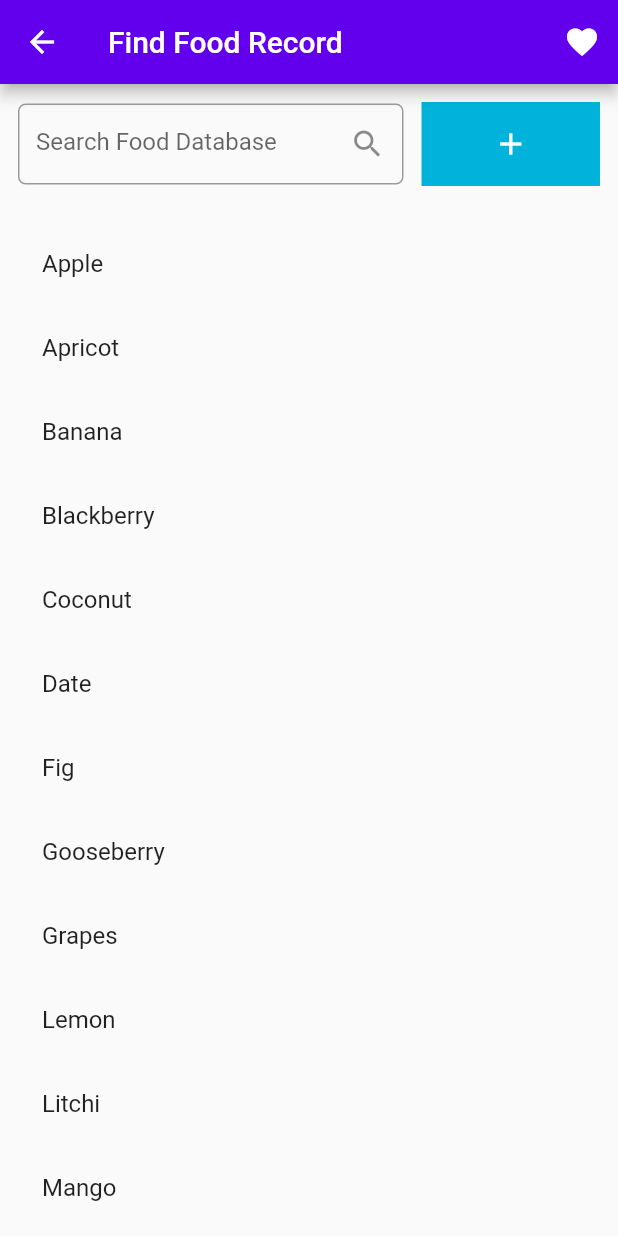
After one commit to Mohamed-Rashed/nutrition, a Flutter app: the FindFoodRecord screen opened directly, on a phone screen of 412 x 824 dp. The commit adds this screen. Run offline on Flutter 3.47's test engine with Material 2 defaults, Android fonts, the phone set to English and light mode, and no system bars.

Commit message:
Nutrition flutter app

```diff
--- a/lib/ui/favoriteFoods.dart
+++ b/lib/ui/favoriteFoods.dart
@@ -1,5 +1,6 @@
 import 'package:flutter/material.dart';
 import 'package:flutter/widgets.dart';
+import 'package:nutrition/ui/findFoodRecord.dart';
 
 class FavoritFoods extends StatefulWidget {
   @override
@@ -54,7 +55,7 @@ class _FavoritFoodsState extends State<FavoritFoods> {
                     onPressed: () {
                       Navigator.push(
                         context,
-                        MaterialPageRoute(builder: (context) => FavoritFoods()),
+                        MaterialPageRoute(builder: (context) => FindFoodRecord()),
                       );
                     },
                   ),
--- /dev/null
+++ b/lib/ui/findFoodRecord.dart
@@ -0,0 +1,119 @@
+import 'package:flutter/material.dart';
+
+class FindFoodRecord extends StatefulWidget {
+  @override
+  _FindFoodRecordState createState() => _FindFoodRecordState();
+}
+
+class _FindFoodRecordState extends State<FindFoodRecord> {
+  TextEditingController _textController = TextEditingController();
+
+  static List<String> mainDataList = [
+    "Apple",
+    "Apricot",
+    "Banana",
+    "Blackberry",
+    "Coconut",
+    "Date",
+    "Fig",
+    "Gooseberry",
+    "Grapes",
+    "Lemon",
+    "Litchi",
+    "Mango",
+    "Orange",
+    "Papaya",
+    "Peach",
+    "Pineapple",
+    "Pomegranate",
+    "Starfruit"
+  ];
+
+  List<String> newDataList = List.from(mainDataList);
+
+  onItemChanged(String value) {
+    setState(() {
+      newDataList = mainDataList
+          .where((string) => string.toLowerCase().contains(value.toLowerCase()))
+          .toList();
+    });
+  }
+
+
+
+  @override
+  Widget build(BuildContext context) {
+    return Scaffold(
+      appBar: AppBar(
+        backgroundColor: Color(0xff6200EE),
+        title: Text('Find Food Record'),
+        actions: <Widget>[
+          IconButton(
+            icon: Icon(
+              Icons.favorite,
+              color: Colors.white,
+            ),
+            onPressed: () {
+              // do something
+            },
+          )
+        ],
+      ),
+      body: Column(
+        children: <Widget>[
+          Padding(
+            padding: const EdgeInsets.all(12.0),
+
+            child: Row(
+              children: <Widget>[
+                SizedBox(
+                  width: 257,
+                  height: 54,
+                  child: TextField(
+                    controller: _textController,
+                    decoration: new InputDecoration(
+                        border: new OutlineInputBorder(
+                          borderSide: new BorderSide(color: Colors.red),
+                          borderRadius: BorderRadius.all(Radius.circular(5)),
+                        ),
+                        hintText: 'Search Food Database',
+                        suffixIcon: GestureDetector(
+                          child: Icon(Icons.search),
+                        ),
+                    ),
+                    onChanged: onItemChanged,
+                  ),
+                ),
+                SizedBox(width: 12,),
+                Expanded(
+
+                  child: SizedBox(
+                    width: 56,
+                    height: 56,
+                    child: Container(
+                      color: Color(0xff01B3DA),
+                      child: IconButton(
+                        onPressed: () {},
+                        icon: Icon(Icons.add,color: Colors.white,),
+                      ),
+                    ),
+                  ),
+                ),
+              ],
+            ),
+          ),
+          Expanded(
+            child: ListView(
+              padding: EdgeInsets.all(12.0),
+              children: newDataList.map((data) {
+                return ListTile(
+                  title: Text(data),
+                  onTap: ()=> print(data),);
+              }).toList(),
+            ),
+          )
+        ],
+      ),
+    );
+  }
+}
```
